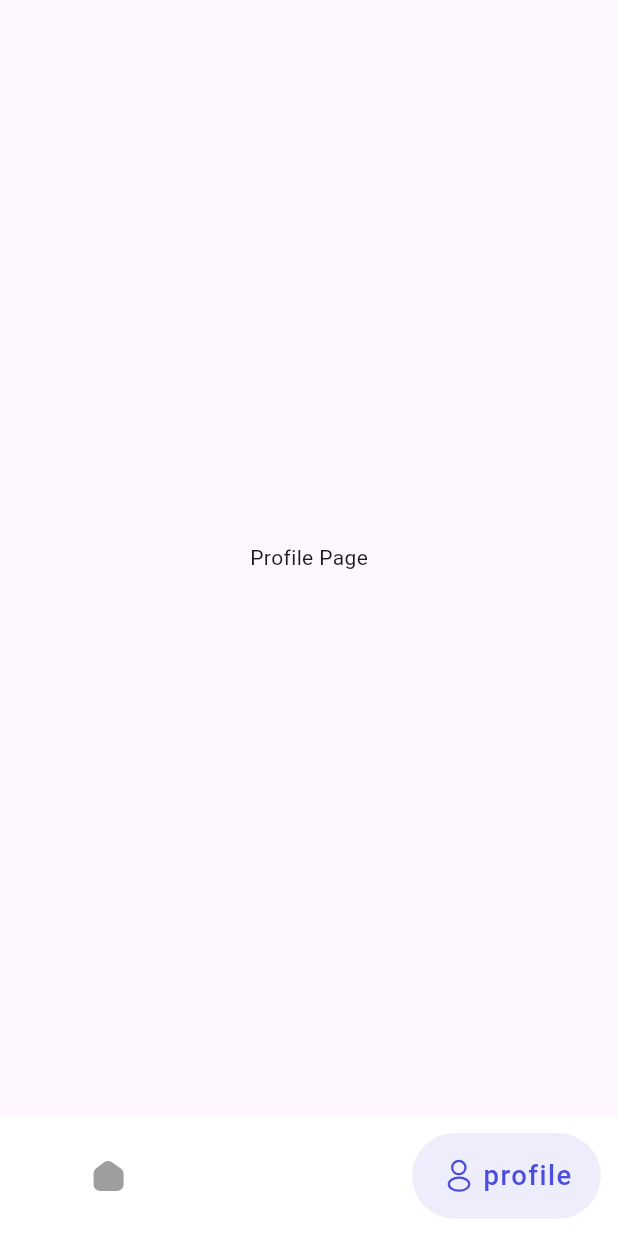
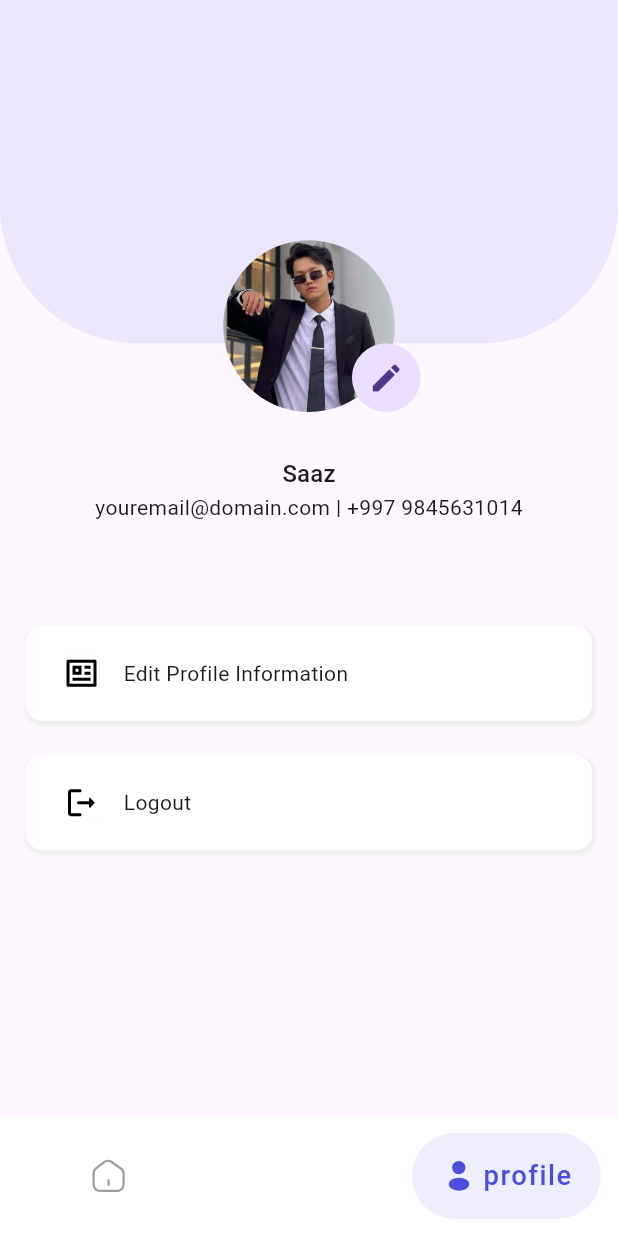
Before and after one commit to Milan39/rental_app, a Flutter app: the HomeScreen screen opened by its route, item 2 of the bottom bar chosen, on a phone screen of 412 x 824 dp. Run offline on Flutter 3.47's test engine with Material 3 defaults, Android fonts, the light colour scheme and no system bars; drawn by our look-alikes of animated_bottom_navigation_bar; our stand-ins replace connectivity_plus, dio, equatable, flutter_bloc, flutter_form_builder, flutter_screenutil and 9 more; accounts and stored records are empty.

Commit message:
profile page completed

```diff
--- a/lib/auth/login/screen/sing_up.dart
+++ b/lib/auth/login/screen/sing_up.dart
@@ -14,7 +14,8 @@ class SingUpScreen extends StatelessWidget {
   @override
   Widget build(BuildContext context) {
     return Scaffold(
-      body: Padding(
+      body: SafeArea(
+        child: Padding(
           padding: EdgeInsets.symmetric(vertical: 15.r, horizontal: 10.r),
           child: Column(
             crossAxisAlignment: CrossAxisAlignment.start,
@@ -147,6 +148,7 @@ class SingUpScreen extends StatelessWidget {
             ],
           ),
         ),
+      ),
     );
   }
 }
--- a/lib/home/cubit/bottom_nav_bar_cubit/bottom_nav_bar_cubit.dart
+++ b/lib/home/cubit/bottom_nav_bar_cubit/bottom_nav_bar_cubit.dart
@@ -13,13 +13,13 @@ class BottomNavBarCubit extends Cubit<BottomNavBarState> {
               NavBarItemEntity(
                   label: 'Home',
                   slug: 'home',
-                  icon: 'assets/icons/home.svg',
+                  icon: 'assets/icons/inactive_home.svg',
                   activeIcon: 'assets/icons/home.svg'),
               NavBarItemEntity(
                   label: 'profile',
                   slug: 'profile',
-                  icon: 'assets/icons/profile.svg',
-                  activeIcon: 'assets/icons/profile.svg'),
+                  icon: 'assets/icons/inactive_profile.svg',
+                  activeIcon: 'assets/icons/active_profile.svg'),
             ],
           ),
         );
--- a/lib/home/widgets/home_screen_layout.dart
+++ b/lib/home/widgets/home_screen_layout.dart
@@ -12,19 +12,36 @@ class HomeScreenTab extends StatelessWidget {
 
   @override
   Widget build(BuildContext context) {
-    return RefreshIndicator(
-      edgeOffset: 50,
-      color: kPrimaryRed,
-      triggerMode: RefreshIndicatorTriggerMode.anywhere,
-      backgroundColor: kSecondaryBlack,
-      onRefresh: () async {},
-      child: SingleChildScrollView(
+    return SingleChildScrollView(
       physics: const AlwaysScrollableScrollPhysics(),
       child: Container(
         padding: EdgeInsets.symmetric(horizontal: 10.r),
         child: Column(
           crossAxisAlignment: CrossAxisAlignment.start,
           children: [
+            SizedBox(height: 10.h),
+            Row(
+              mainAxisAlignment: MainAxisAlignment.spaceBetween,
+              children: [
+                Text(
+                  "Discover \nyour new house.",
+                  style: Theme.of(context).textTheme.titleLarge,
+                ),
+                Container(
+                  height: 25.h,
+                  width: 45.w,
+                  padding: EdgeInsets.symmetric(vertical: 5.r, horizontal: 5.r),
+                  decoration: BoxDecoration(
+                    borderRadius: BorderRadius.circular(8.r),
+                    border: Border.all(color: kPrimaryPurple.withOpacity(0.2)),
+                    image: const DecorationImage(
+                      image: AssetImage('assets/images/lil_saaz.png'),
+                      fit: BoxFit.cover,
+                    ),
+                  ),
+                )
+              ],
+            ),
             SizedBox(height: 10.h),
             Row(
               children: [
@@ -37,8 +54,8 @@ class HomeScreenTab extends StatelessWidget {
                     // TODO
                   },
                   child: Container(
-                      padding: EdgeInsets.symmetric(
-                          vertical: 10.r, horizontal: 10.r),
+                    padding:
+                        EdgeInsets.symmetric(vertical: 10.r, horizontal: 10.r),
                     decoration: BoxDecoration(
                       borderRadius: BorderRadius.circular(8.r),
                       border:
@@ -79,7 +96,6 @@ class HomeScreenTab extends StatelessWidget {
               price: '30,000',
             ),
           ],
-          ),
         ),
       ),
     );
--- a/lib/profile/screen/profile_screen.dart
+++ b/lib/profile/screen/profile_screen.dart
@@ -1,4 +1,7 @@
 import 'package:flutter/material.dart';
+import 'package:flutter_screenutil/flutter_screenutil.dart';
+import 'package:flutter_svg/flutter_svg.dart';
+import 'package:ghar_bhada/core/constant.dart';
 
 class ProfileScreen extends StatelessWidget {
   const ProfileScreen({super.key});
@@ -6,9 +9,113 @@ class ProfileScreen extends StatelessWidget {
   @override
   Widget build(BuildContext context) {
     return Scaffold(
-      body: Center(
-        child: Text("Profile Page"),
+      body: Column(
+        children: [
+          SizedBox(
+            height: 128.h,
+            child: Stack(
+              children: [
+                Container(
+                  height: 100.h,
+                  width: double.infinity,
+                  decoration: BoxDecoration(
+                    color: kPrimaryPurple.withOpacity(0.1),
+                    borderRadius: BorderRadius.only(
+                      bottomRight: Radius.circular(80.r),
+                      bottomLeft: Radius.circular(80.r),
+                    ),
+                  ),
+                ),
+                Positioned(
+                  top: 70.h,
+                  left: 100.w,
+                  right: 100.w,
+                  child: CircleAvatar(
+                    maxRadius: 50.r,
+                    backgroundImage: const AssetImage(
+                      "assets/images/lil_saaz.png",
+                    ),
+                  ),
+                ),
+                Positioned(
+                  top: 100.h,
+                  left: 150.w,
+                  right: 60.w,
+                  child: CircleAvatar(
+                    maxRadius: 20.r,
+                    child: const Icon(Icons.edit),
+                  ),
+                ),
+              ],
+            ),
+          ),
+          SizedBox(height: 5.h),
+          Text(
+            "Saaz",
+            style: Theme.of(context).textTheme.titleMedium,
+          ),
+          Text(
+            "youremail@domain.com | +997 9845631014",
+            style: Theme.of(context).textTheme.bodyMedium,
+          ),
+          SizedBox(height: 25.h),
+          const ProfileTile(
+            title: "Edit Profile Information",
+            imagePath: 'assets/icons/profile-line.svg',
+          ),
+          const ProfileTile(
+            title: "Logout",
+            imagePath: 'assets/icons/logout.svg',
+          ),
+        ],
       ),
     );
   }
 }
+
+class ProfileTile extends StatelessWidget {
+  final String title;
+  final String imagePath;
+
+  const ProfileTile({
+    super.key,
+    required this.title,
+    required this.imagePath,
+  });
+
+  @override
+  Widget build(BuildContext context) {
+    return InkWell(
+      onTap: () {
+        //   TODO
+      },
+      child: Container(
+        width: double.infinity,
+        padding: EdgeInsets.all(12.r),
+        margin: EdgeInsets.symmetric(vertical: 10.r, horizontal: 15.r),
+        decoration: BoxDecoration(
+          color: Colors.white,
+          borderRadius: BorderRadius.circular(10.r),
+          boxShadow: [
+            BoxShadow(
+              color: Colors.grey[200]!,
+              offset: const Offset(1, 2),
+              spreadRadius: 1,
+              blurRadius: 1,
+            )
+          ],
+        ),
+        child: ListTile(
+          dense: true,
+          visualDensity: const VisualDensity(horizontal: 0, vertical: -4),
+          contentPadding: EdgeInsets.symmetric(vertical: 0.r, horizontal: 10.r),
+          leading: SvgPicture.asset(imagePath),
+          title: Text(
+            title,
+            style: Theme.of(context).textTheme.bodyMedium,
+          ),
+        ),
+      ),
+    );
+  }
+}
```
Also changed, not shown: assets/icons/active_profile.svg (added), assets/icons/inactive_home.svg (added), assets/icons/inactive_profile.svg (renamed from assets/icons/profile.svg), assets/icons/logout.svg (added), assets/icons/profile-line.svg (added), assets/images/lil_saaz.png (added). Lines whose indentation alone changed are shown as unchanged.
